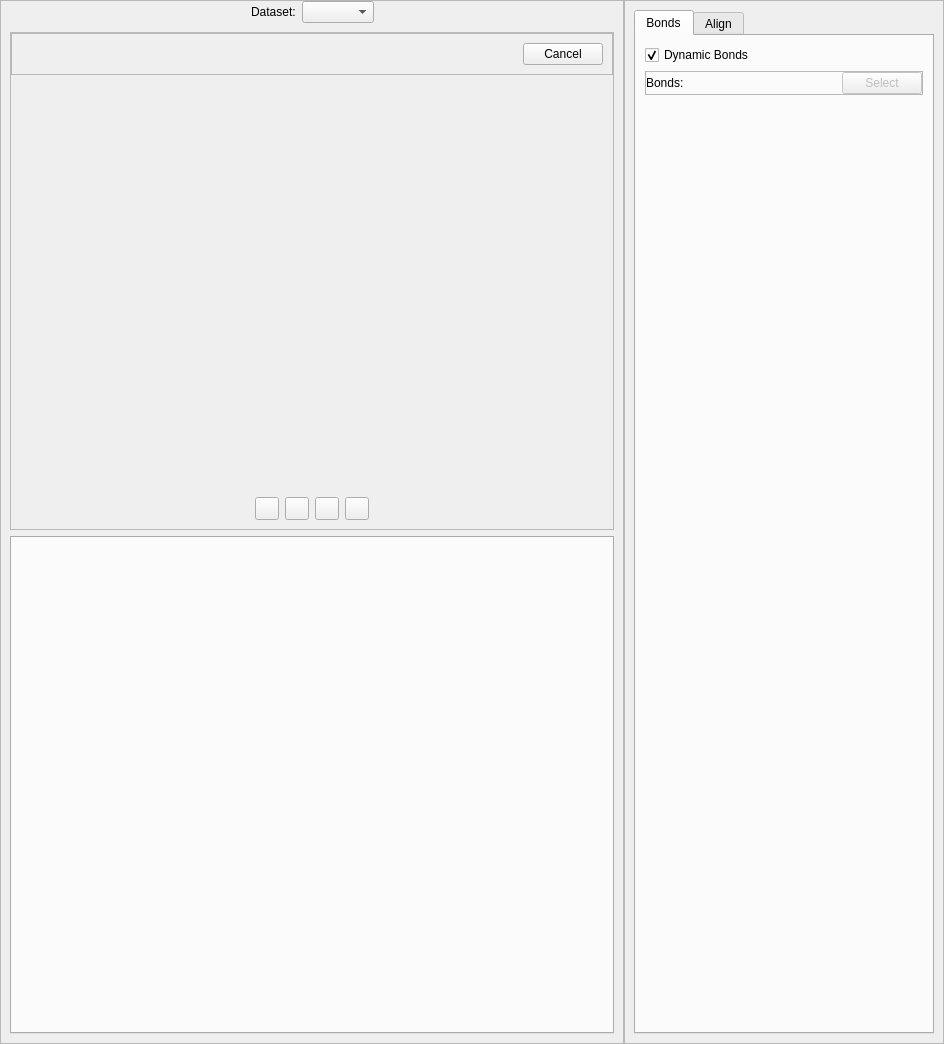
First picture: the form in UI/uiFiles/loupe.ui, repository fonsecag/FFAST, before the edit.
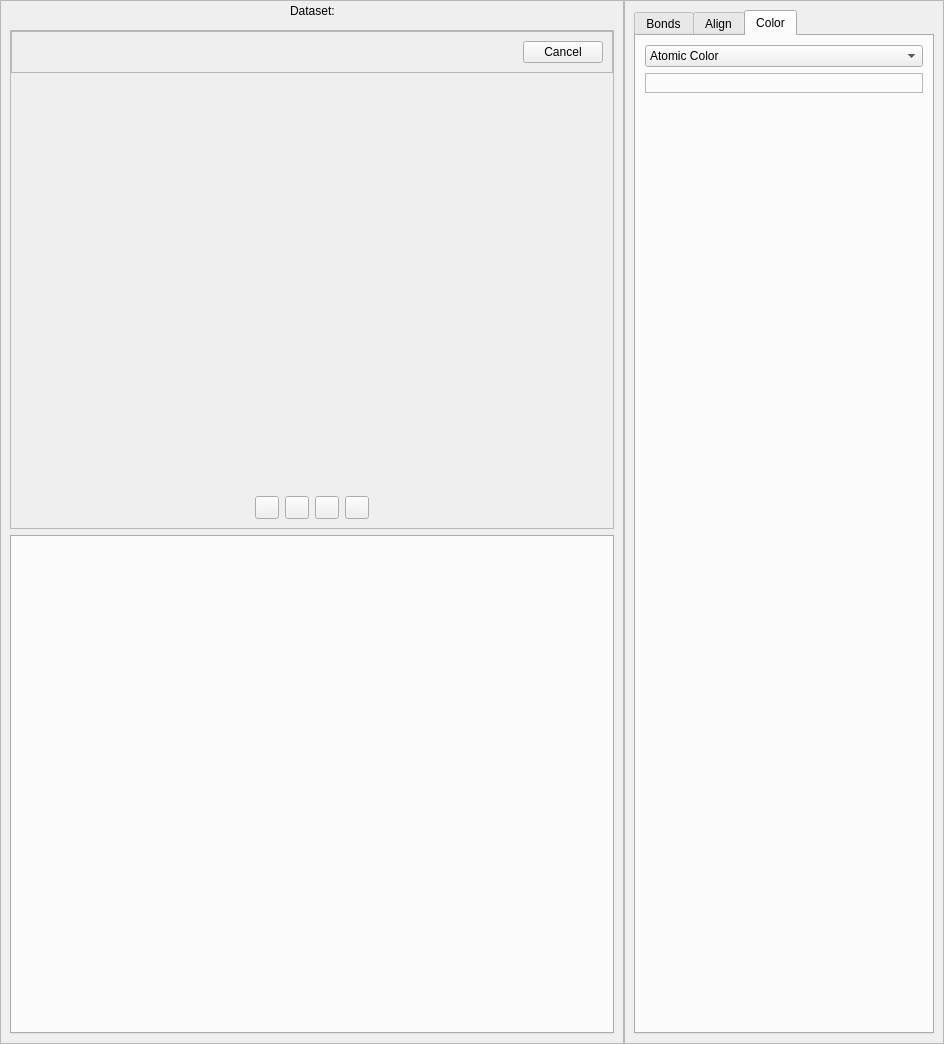
Second picture: the form after the edit. The open tabs and pages were chosen to show the change.

Commit message:
Formatting, AtomColor, dynamic load button
Features:
- Load buttons should now be disabled when their content is already present
- Start of different atom coloring styles
- Changed loupe3d dataset selector

Bugfixes:
- Hopefully should now not crash any more on startup
- Changed debugging outputs

```diff
--- a/UI/uiFiles/loupe.ui
+++ b/UI/uiFiles/loupe.ui
@@ -55,7 +55,7 @@
       </property>
       <item>
        <widget class="QWidget" name="header" native="true">
-        <layout class="QHBoxLayout" name="headerLayout" stretch="1,0,0,1">
+        <layout class="QHBoxLayout" name="headerLayout" stretch="1,0,1">
          <property name="leftMargin">
           <number>9</number>
          </property>
@@ -88,9 +88,6 @@
            </property>
           </widget>
          </item>
-         <item>
-          <widget class="QComboBox" name="comboBox"/>
-         </item>
          <item>
           <spacer name="horizontalSpacer_3">
            <property name="orientation">
@@ -473,6 +470,63 @@
           </item>
          </layout>
         </widget>
+        <widget class="QWidget" name="colorTab">
+         <attribute name="title">
+          <string>Color</string>
+         </attribute>
+         <layout class="QVBoxLayout" name="verticalLayout_4">
+          <item>
+           <widget class="QComboBox" name="coloringComboBox">
+            <item>
+             <property name="text">
+              <string>Atomic Color</string>
+             </property>
+            </item>
+            <item>
+             <property name="text">
+              <string>Force Error</string>
+             </property>
+            </item>
+           </widget>
+          </item>
+          <item>
+           <widget class="QFrame" name="colorTabModelFrame">
+            <property name="sizePolicy">
+             <sizepolicy hsizetype="Preferred" vsizetype="Preferred">
+              <horstretch>0</horstretch>
+              <verstretch>0</verstretch>
+             </sizepolicy>
+            </property>
+            <property name="minimumSize">
+             <size>
+              <width>0</width>
+              <height>0</height>
+             </size>
+            </property>
+            <property name="frameShape">
+             <enum>QFrame::StyledPanel</enum>
+            </property>
+            <property name="frameShadow">
+             <enum>QFrame::Raised</enum>
+            </property>
+            <layout class="QHBoxLayout" name="colorTabModelFrameLayout"/>
+           </widget>
+          </item>
+          <item>
+           <spacer name="verticalSpacer_3">
+            <property name="orientation">
+             <enum>Qt::Vertical</enum>
+            </property>
+            <property name="sizeHint" stdset="0">
+             <size>
+              <width>20</width>
+              <height>876</height>
+             </size>
+            </property>
+           </spacer>
+          </item>
+         </layout>
+        </widget>
        </widget>
       </item>
      </layout>
```
The commit also changes 23 other files.
